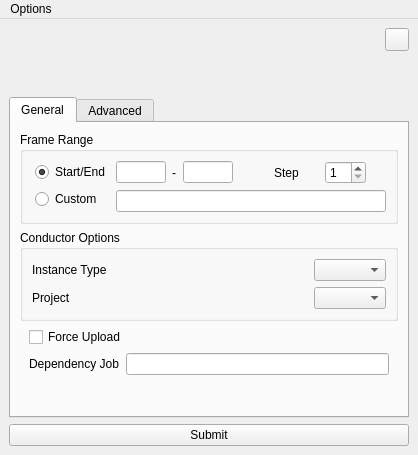
This is conductor/resources/submitter.ui in AtomicConductor/conductor_client as Qt 5 draws it before an edit. The edited form follows.
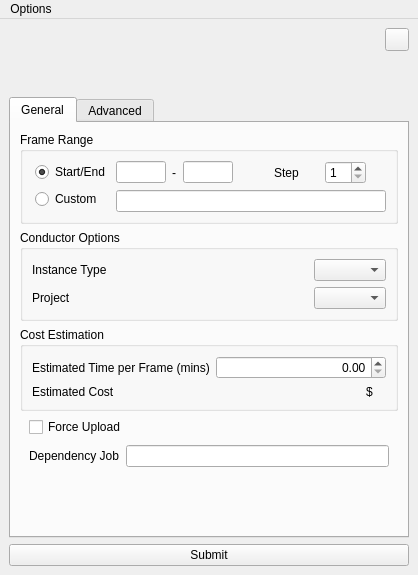
This is the edited form. Icons and pictures are not drawn.

Commit message: Cost calculator WIP prototype

The edit to the form file:
```diff
--- a/conductor/resources/submitter.ui
+++ b/conductor/resources/submitter.ui
@@ -7,7 +7,7 @@
     <x>0</x>
     <y>0</y>
     <width>418</width>
-    <height>455</height>
+    <height>575</height>
    </rect>
   </property>
   <property name="windowTitle">
@@ -510,6 +510,95 @@
           </layout>
          </widget>
         </item>
+        <item>
+         <widget class="QGroupBox" name="ui_cost_estimation_grpbx">
+          <property name="title">
+           <string>Cost Estimation</string>
+          </property>
+          <layout class="QVBoxLayout" name="verticalLayout_10">
+           <item>
+            <widget class="QWidget" name="ui_estimated_frame_time_wgt" native="true">
+             <layout class="QHBoxLayout" name="horizontalLayout_4">
+              <property name="margin">
+               <number>0</number>
+              </property>
+              <item>
+               <widget class="QLabel" name="ui_estimated_frame_time_lbl">
+                <property name="text">
+                 <string>Estimated Time per Frame (mins)</string>
+                </property>
+               </widget>
+              </item>
+              <item>
+               <widget class="QDoubleSpinBox" name="ui_frame_time_spnbx">
+                <property name="alignment">
+                 <set>Qt::AlignRight|Qt::AlignTrailing|Qt::AlignVCenter</set>
+                </property>
+                <property name="maximum">
+                 <double>999999999.000000000000000</double>
+                </property>
+               </widget>
+              </item>
+             </layout>
+            </widget>
+           </item>
+           <item>
+            <widget class="QWidget" name="ui_estimated_cost_wgt" native="true">
+             <layout class="QHBoxLayout" name="horizontalLayout_2">
+              <property name="margin">
+               <number>0</number>
+              </property>
+              <item>
+               <widget class="QLabel" name="ui_estimated_cost_lbl">
+                <property name="text">
+                 <string>Estimated Cost</string>
+                </property>
+               </widget>
+              </item>
+              <item>
+               <widget class="QLabel" name="ui_currency_lbl">
+                <property name="sizePolicy">
+                 <sizepolicy hsizetype="Maximum" vsizetype="Preferred">
+                  <horstretch>0</horstretch>
+                  <verstretch>0</verstretch>
+                 </sizepolicy>
+                </property>
+                <property name="text">
+                 <string>$</string>
+                </property>
+                <property name="alignment">
+                 <set>Qt::AlignBottom|Qt::AlignLeading|Qt::AlignLeft</set>
+                </property>
+               </widget>
+              </item>
+              <item>
+               <widget class="QLabel" name="ui_cost_lbl">
+                <property name="sizePolicy">
+                 <sizepolicy hsizetype="Maximum" vsizetype="Preferred">
+                  <horstretch>0</horstretch>
+                  <verstretch>0</verstretch>
+                 </sizepolicy>
+                </property>
+                <property name="layoutDirection">
+                 <enum>Qt::RightToLeft</enum>
+                </property>
+                <property name="text">
+                 <string/>
+                </property>
+                <property name="alignment">
+                 <set>Qt::AlignBottom|Qt::AlignLeading|Qt::AlignLeft</set>
+                </property>
+                <property name="textInteractionFlags">
+                 <set>Qt::LinksAccessibleByMouse|Qt::TextSelectableByKeyboard|Qt::TextSelectableByMouse</set>
+                </property>
+               </widget>
+              </item>
+             </layout>
+            </widget>
+           </item>
+          </layout>
+         </widget>
+        </item>
         <item>
          <widget class="QWidget" name="ui_advanced_wgt" native="true">
           <layout class="QVBoxLayout" name="verticalLayout_7">
```
Left out of the diff: 5 changed lines with no effect on the pictures. The commit also changes 2 other files.
